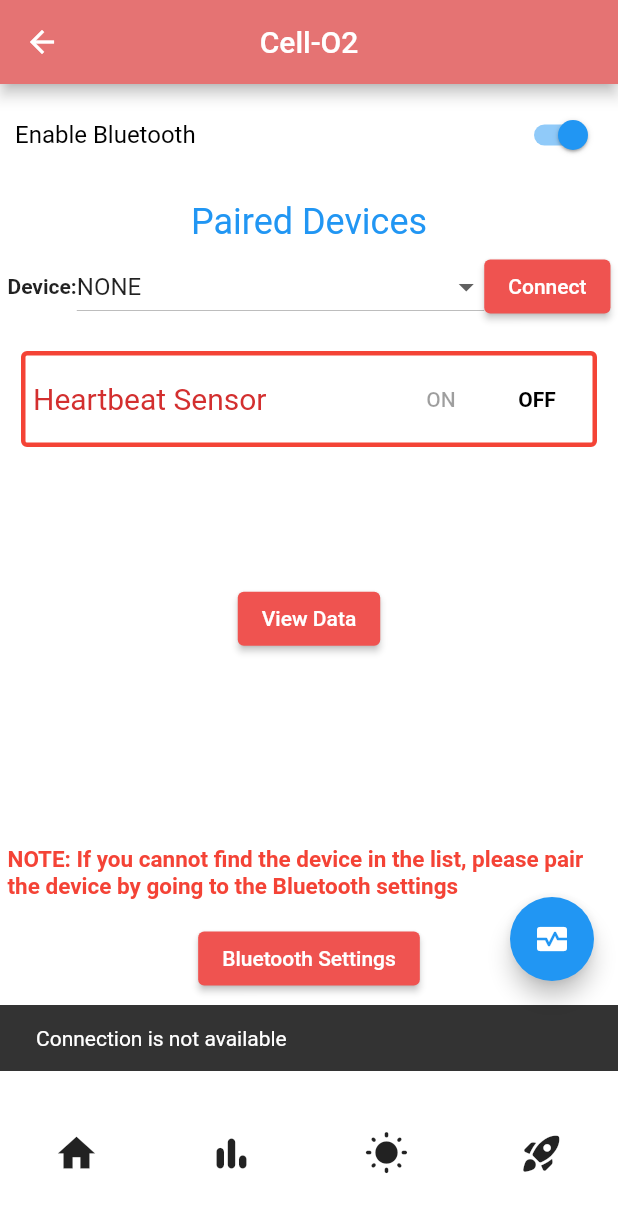
After one commit to Lucria/flutter-mobile-app, a Flutter app: the BluetoothWidget screen opened by its route, after a tap on "View Data", on a phone screen of 412 x 824 dp. The commit adds this screen. Shown: the top 1212 px of the screen. Run offline on Flutter 3.47's test engine with Material 2 defaults, Android fonts, the phone set to English and light mode, and no system bars; drawn by our look-alikes of salomon_bottom_bar; our stand-ins replace auto_route, fl_chart, flutter_bluetooth_serial.

Commit message:
feat: implemented bluetooth with template waveform widget

```diff
--- /dev/null
+++ b/lib/bluetooth/bluetooth_widget.dart
@@ -0,0 +1,386 @@
+import 'package:auto_route/auto_route.dart';
+import 'package:flutter/material.dart';
+import 'package:flutter_bluetooth_serial/flutter_bluetooth_serial.dart';
+import 'package:flutter_mobile_app/routes/router.gr.dart';
+
+class BluetoothWidget extends StatefulWidget {
+  const BluetoothWidget({Key? key}) : super(key: key);
+
+  @override
+  _BluetoothWidgetState createState() => _BluetoothWidgetState();
+}
+
+class _BluetoothWidgetState extends State<BluetoothWidget> {
+  // Phone Related
+  BluetoothState _phoneBluetoothState = BluetoothState.UNKNOWN;
+  List<BluetoothDevice> _pairedDevicesList = [];
+  bool _connected =
+      false; // Local tracking. May be false but connection still exist
+
+  final FlutterBluetoothSerial _bluetooth = FlutterBluetoothSerial.instance;
+  BluetoothConnection? connection;
+  bool get isArduinoConnected =>
+      connection != null ? connection!.isConnected : false;
+
+  // Arduino Device Related
+  BluetoothDevice? _connectedDevice;
+
+  bool _isButtonUnavailable = false;
+  bool isDisconnecting = false;
+
+  @override
+  void setState(fn) {
+    if (mounted) {
+      super.setState(fn);
+    }
+  }
+
+  @override
+  void dispose() {
+    if (isArduinoConnected) {
+      isDisconnecting = true;
+      connection?.dispose();
+      connection = null;
+    }
+
+    super.dispose();
+  }
+
+  @override
+  void initState() {
+    super.initState();
+
+    // Get current Bluetooth state
+    FlutterBluetoothSerial.instance.state.then((state) => setState(() {
+          _phoneBluetoothState = state;
+        }));
+
+    // Enable bluetooth, then get list of paired devices
+    Future.doWhile(() async => enableBluetooth())
+        .then((_) async => {await getPairedDevices()});
+
+    // Listen for further state changes.
+    // For each change, set state and getPairedDevices
+    FlutterBluetoothSerial.instance
+        .onStateChanged()
+        .listen((BluetoothState state) => setState(() {
+              _phoneBluetoothState = state;
+              if (_phoneBluetoothState == BluetoothState.STATE_OFF) {
+                _isButtonUnavailable = true;
+              }
+              getPairedDevices();
+            }));
+  }
+
+  // Request for permission and enable Bluetooth
+  Future<bool> enableBluetooth() async {
+    _phoneBluetoothState = await FlutterBluetoothSerial.instance.state;
+
+    if (_phoneBluetoothState == BluetoothState.STATE_OFF) {
+      await FlutterBluetoothSerial.instance.requestEnable();
+      await getPairedDevices();
+    } else {
+      await getPairedDevices();
+    }
+    return false;
+  }
+
+  // Retrieve list of already paired devices with phone
+  Future<void> getPairedDevices() async {
+    List<BluetoothDevice> pairedDevices = [];
+    pairedDevices = await _bluetooth.getBondedDevices();
+    setState(() => _pairedDevicesList = pairedDevices);
+  }
+
+  Widget buildEnableBluetoothWidget(context) {
+    return Padding(
+      padding: const EdgeInsets.all(10),
+      child: Row(
+        mainAxisAlignment: MainAxisAlignment.start,
+        children: <Widget>[
+          const Expanded(
+            child: Text(
+              'Enable Bluetooth',
+              style: TextStyle(
+                color: Colors.black,
+                fontSize: 16,
+              ),
+            ),
+          ),
+          Switch(
+            value: _phoneBluetoothState.isEnabled,
+            onChanged: (bool value) {
+              future() async {
+                if (value) {
+                  await FlutterBluetoothSerial.instance.requestEnable();
+                } else {
+                  await FlutterBluetoothSerial.instance.requestDisable();
+                }
+
+                await getPairedDevices();
+                _isButtonUnavailable = false;
+
+                if (_connected) {
+                  _disconnect();
+                }
+              }
+
+              future().then((_) {
+                setState(() {});
+              });
+            },
+          )
+        ],
+      ),
+    );
+  }
+
+  @override
+  Widget build(BuildContext context) {
+    return Column(
+      children: <Widget>[
+        Visibility(
+          visible: _isButtonUnavailable &&
+              _phoneBluetoothState == BluetoothState.STATE_ON,
+          child: const LinearProgressIndicator(
+            backgroundColor: Colors.yellow,
+            valueColor: AlwaysStoppedAnimation<Color>(Colors.red),
+          ),
+        ),
+        buildEnableBluetoothWidget(context),
+        Stack(
+          children: <Widget>[
+            Column(
+              children: <Widget>[
+                const Padding(
+                  padding: EdgeInsets.only(top: 10),
+                  child: Text(
+                    "Paired Devices",
+                    style: TextStyle(fontSize: 24, color: Colors.blue),
+                    textAlign: TextAlign.center,
+                  ),
+                ),
+                Padding(
+                  padding: const EdgeInsets.all(5.0),
+                  child: Row(
+                    mainAxisAlignment: MainAxisAlignment.spaceEvenly,
+                    children: <Widget>[
+                      const Text(
+                        'Device:',
+                        style: TextStyle(
+                          fontWeight: FontWeight.bold,
+                        ),
+                      ),
+                      Expanded(
+                        child: DropdownButton(
+                          isExpanded: true,
+                          items: _getDeviceItems(),
+                          onChanged: (value) => setState(() =>
+                              _connectedDevice = value as BluetoothDevice),
+                          value: _pairedDevicesList.isNotEmpty
+                              ? _connectedDevice
+                              : null,
+                        ),
+                      ),
+                      ElevatedButton(
+                        onPressed: _isButtonUnavailable
+                            ? null
+                            : _connected
+                                ? _disconnect
+                                : _connect,
+                        child: Text(_connected ? 'Disconnect' : 'Connect'),
+                        style: ButtonStyle(
+                          backgroundColor:
+                              MaterialStateProperty.all(Colors.red[400]),
+                        ),
+                      ),
+                    ],
+                  ),
+                ),
+                Padding(
+                  padding: const EdgeInsets.all(10.0),
+                  child: Card(
+                    shape: RoundedRectangleBorder(
+                      side: BorderSide(
+                        color: isArduinoConnected ? Colors.green : Colors.red,
+                        width: 3,
+                      ),
+                      borderRadius: BorderRadius.circular(4.0),
+                    ),
+                    elevation: isArduinoConnected ? 4 : 0,
+                    child: Padding(
+                      padding: const EdgeInsets.all(8.0),
+                      child: Row(
+                        children: <Widget>[
+                          Expanded(
+                            child: Text(
+                              "Heartbeat Sensor",
+                              style: TextStyle(
+                                fontSize: 20,
+                                color: isArduinoConnected
+                                    ? Colors.green[700]
+                                    : Colors.red[700],
+                              ),
+                            ),
+                          ),
+                          TextButton(
+                            onPressed: null,
+                            child: Text("ON",
+                                style: _connected
+                                    ? const TextStyle(
+                                        color: Colors.black,
+                                        fontWeight: FontWeight.bold)
+                                    : null),
+                          ),
+                          TextButton(
+                            onPressed: null,
+                            child: Text("OFF",
+                                style: !_connected
+                                    ? const TextStyle(
+                                        color: Colors.black,
+                                        fontWeight: FontWeight.bold)
+                                    : null),
+                          ),
+                        ],
+                      ),
+                    ),
+                  ),
+                ),
+              ],
+            ),
+          ],
+        ),
+        Expanded(
+          child: Center(
+            child: Column(
+              mainAxisAlignment: MainAxisAlignment.center,
+              children: <Widget>[
+                ElevatedButton(
+                  child: const Text("View Data"),
+                  style: ButtonStyle(
+                    backgroundColor: MaterialStateProperty.all(Colors.red[400]),
+                  ),
+                  onPressed: () {
+                    connection != null
+                      ? context.navigateTo(WaveformWidget(connection: connection!))
+                      : _showMessage("Connection is not available");
+                  },
+                ),
+              ],
+            ),
+          ),
+        ),
+        Expanded(
+          child: Padding(
+            padding: const EdgeInsets.all(5),
+            child: Center(
+              child: Column(
+                mainAxisAlignment: MainAxisAlignment.center,
+                children: <Widget>[
+                  const Text(
+                    "NOTE: If you cannot find the device in the list, please pair the device by going to the Bluetooth settings",
+                    style: TextStyle(
+                      fontSize: 15,
+                      fontWeight: FontWeight.bold,
+                      color: Colors.red,
+                    ),
+                  ),
+                  const SizedBox(height: 15),
+                  ElevatedButton(
+                    child: const Text("Bluetooth Settings"),
+                    onPressed: () {
+                      FlutterBluetoothSerial.instance.openSettings();
+                    },
+                    style: ButtonStyle(
+                      backgroundColor:
+                          MaterialStateProperty.all(Colors.red[400]),
+                    ),
+                  ),
+                ],
+              ),
+            ),
+          ),
+        ),
+      ],
+    );
+  }
+
+  // Helper method to show SnackBar
+  Future _showMessage(String message, {int duration = 3}) async {
+    await Future.delayed(const Duration(milliseconds: 100));
+    final scaffold = ScaffoldMessenger.of(context);
+    scaffold.showSnackBar(
+      SnackBar(
+        content: Text(
+          message,
+        ),
+        duration: Duration(seconds: duration),
+      ),
+    );
+  }
+
+  // Create the List of devices to be shown in Dropdown Menu
+  List<DropdownMenuItem<BluetoothDevice>> _getDeviceItems() {
+    List<DropdownMenuItem<BluetoothDevice>> items = [];
+    if (_pairedDevicesList.isEmpty) {
+      items.add(const DropdownMenuItem(
+        child: Text('NONE'),
+      ));
+    } else {
+      for (var device in _pairedDevicesList) {
+        items.add(DropdownMenuItem(
+          child: Text(device.name ?? "", overflow: TextOverflow.ellipsis),
+          value: device,
+        ));
+      }
+    }
+    return items;
+  }
+
+  // Method to connect to bluetooth
+  void _connect() async {
+    setState(() => _isButtonUnavailable = true);
+    if (_connectedDevice == null) {
+      _showMessage('No device selected');
+      setState(() => _isButtonUnavailable = false);
+    } else {
+      if (!isArduinoConnected) {
+        _showMessage('Attempting connection to Device');
+        setState(() => _isButtonUnavailable = false);
+
+        BluetoothConnection.toAddress(_connectedDevice!.address)
+            .then((_connection) {
+          _showMessage('Connected to the device');
+          connection = _connection;
+          setState(() => _connected = true);
+
+          // connection!.input!.listen(null).onDone(() {
+          //   if (isDisconnecting) {
+          //     _showMessage('Disconnecting!');
+          //   }
+          //   setState(() {});
+          // });
+        }).catchError((error) {
+          // TODO attempt retry by disconnecting and reconnecting
+          _showMessage('Cannot connect, exception: $error');
+        });
+      }
+    }
+  }
+
+  // Method to disconnect bluetooth
+  void _disconnect() async {
+    setState(() {
+      _isButtonUnavailable = true;
+    });
+
+    await connection?.close();
+    _showMessage('Device disconnected');
+    if (!connection!.isConnected) {
+      setState(() {
+        _connected = false;
+        _isButtonUnavailable = false;
+      });
+    }
+  }
+}
--- a/lib/home_page.dart
+++ b/lib/home_page.dart
@@ -21,7 +21,12 @@ class HomePage extends StatelessWidget {
         UsersRouter(),
         ReliefRouter(),
         SettingsRouter(),
+        BluetoothRouter(),
       ],
+      floatingActionButton: FloatingActionButton(
+        onPressed: () => context.navigateTo(const BluetoothRouter()),
+        child: const Icon(Icons.monitor_heart),
+      ),
       bottomNavigationBuilder: (_, tabsRouter) {
         return SalomonBottomBar(
           margin: const EdgeInsets.symmetric(
--- a/pubspec.yaml
+++ b/pubspec.yaml
@@ -14,6 +14,8 @@ dependencies:
   cupertino_icons: ^1.0.2
   auto_route: ^5.0.2
   salomon_bottom_bar: ^3.1.0
+  flutter_bluetooth_serial: ^0.4.0
+  fl_chart: ^0.55.2
 
 dev_dependencies:
   flutter_test:
```
Also changed, not shown: lib/bluetooth/waveform_widget.dart (added, +159 -0 lines), lib/routes/router.dart (+17 -0 lines), lib/routes/router.gr.dart, pubspec.lock.
